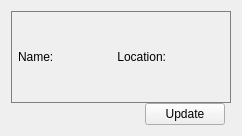
The window that Code/Editor/Plugins/EditorAssetImporter/ImporterRootDisplay.ui (o3de/o3de) describes before a commit, drawn with Qt 5.
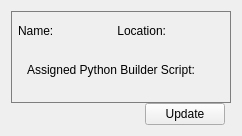
The same window after the commit. Icons and pictures are not drawn. Custom widgets are drawn as their Qt base class.

Patch:
```diff
--- a/Code/Editor/Plugins/EditorAssetImporter/ImporterRootDisplay.ui
+++ b/Code/Editor/Plugins/EditorAssetImporter/ImporterRootDisplay.ui
@@ -74,7 +74,18 @@
       <property name="leftMargin">
        <number>6</number>
       </property>
-      <item row="0" column="1">
+      <item row="0" column="0">
+       <layout class="QVBoxLayout" name="HeaderVerticalLayout">
+        <item>
+         <layout class="QHBoxLayout" name="HeaderFirstRow">
+          <item>
+           <widget class="QLabel" name="nameLabel">
+            <property name="text">
+             <string>Name:</string>
+            </property>
+           </widget>
+          </item>
+          <item>
        <widget class="QLabel" name="m_filePathText">
         <property name="sizePolicy">
          <sizepolicy hsizetype="Preferred" vsizetype="Preferred">
@@ -99,43 +110,7 @@
         </property>
        </widget>
       </item>
-      <item row="0" column="3">
-       <widget class="QLabel" name="locationLabel">
-        <property name="text">
-         <string>Location:</string>
-        </property>
-        <property name="alignment">
-         <set>Qt::AlignRight|Qt::AlignTrailing|Qt::AlignVCenter</set>
-        </property>
-       </widget>
-      </item>
-      <item row="0" column="4">
-       <widget class="AzQtComponents::ElidingLabel" name="m_fullPathText">
-        <property name="sizePolicy">
-         <sizepolicy hsizetype="Expanding" vsizetype="Fixed">
-          <horstretch>0</horstretch>
-          <verstretch>0</verstretch>
-         </sizepolicy>
-        </property>
-        <property name="text">
-         <string/>
-        </property>
-        <property name="alignment">
-         <set>Qt::AlignRight|Qt::AlignTrailing|Qt::AlignVCenter</set>
-        </property>
-        <property name="margin">
-         <number>-4</number>
-        </property>
-       </widget>
-      </item>
-      <item row="0" column="0">
-       <widget class="QLabel" name="nameLabel">
-        <property name="text">
-         <string>Name:</string>
-        </property>
-       </widget>
-      </item>
-      <item row="0" column="2">
+          <item>
        <spacer name="PathAndFileSpacer">
         <property name="orientation">
          <enum>Qt::Horizontal</enum>
@@ -151,7 +126,36 @@
         </property>
        </spacer>
       </item>
-      <item row="0" column="5">
+           <item>
+             <widget class="QLabel" name="locationLabel">
+               <property name="text">
+                 <string>Location:</string>
+               </property>
+               <property name="alignment">
+                 <set>Qt::AlignRight|Qt::AlignTrailing|Qt::AlignVCenter</set>
+               </property>
+             </widget>
+           </item>
+          <item>
+           <widget class="AzQtComponents::ElidingLabel" name="m_fullPathText">
+            <property name="sizePolicy">
+             <sizepolicy hsizetype="Expanding" vsizetype="Fixed">
+              <horstretch>0</horstretch>
+              <verstretch>0</verstretch>
+             </sizepolicy>
+            </property>
+            <property name="text">
+             <string/>
+            </property>
+            <property name="alignment">
+             <set>Qt::AlignRight|Qt::AlignTrailing|Qt::AlignVCenter</set>
+            </property>
+            <property name="margin">
+             <number>-4</number>
+            </property>
+           </widget>
+          </item>
+          <item>
        <layout class="QVBoxLayout" name="pushButtonAlignmentBox">
         <item>
          <widget class="QPushButton" name="m_showInExplorer">
@@ -198,6 +202,55 @@
           <property name="flat">
            <bool>true</bool>
           </property>
+             </widget>
+            </item>
+           </layout>
+          </item>
+         </layout>
+        </item>
+        <item>
+          <widget class="QWidget" name="HeaderPythonBuilderLayoutWidget">
+            <layout class="QHBoxLayout" name="HeaderPythonBuilderLayout">
+              <item>
+                <widget class="QLabel" name="PythonBuilderScriptTitle">
+                  <property name="text">
+                    <string>Assigned Python Builder Script:</string>
+                  </property>
+                </widget>
+              </item>
+              <item>
+                <widget class="AzQtComponents::ElidingLabel" name="m_pythonBuilderScript">
+                  <property name="sizePolicy">
+                    <sizepolicy hsizetype="Expanding" vsizetype="Fixed">
+                      <horstretch>0</horstretch>
+                      <verstretch>0</verstretch>
+                    </sizepolicy>
+                  </property>
+                  <property name="text">
+                    <string/>
+                  </property>
+                  <property name="alignment">
+                    <set>Qt::AlignLeft|Qt::AlignVCenter</set>
+                  </property>
+                  <property name="margin">
+                    <number>-4</number>
+                  </property>
+                </widget>
+              </item>
+              <item>
+                <spacer name="HeaderPythonBuilderLayoutSpacer">
+                  <property name="orientation">
+                    <enum>Qt::Horizontal</enum>
+                  </property>
+                  <property name="sizeHint" stdset="0">
+                    <size>
+                      <width>0</width>
+                      <height>0</height>
+                    </size>
+                  </property>
+                </spacer>
+              </item>
+            </layout>
          </widget>
         </item>
        </layout>
```
Lines whose indentation alone changed are shown as unchanged.
